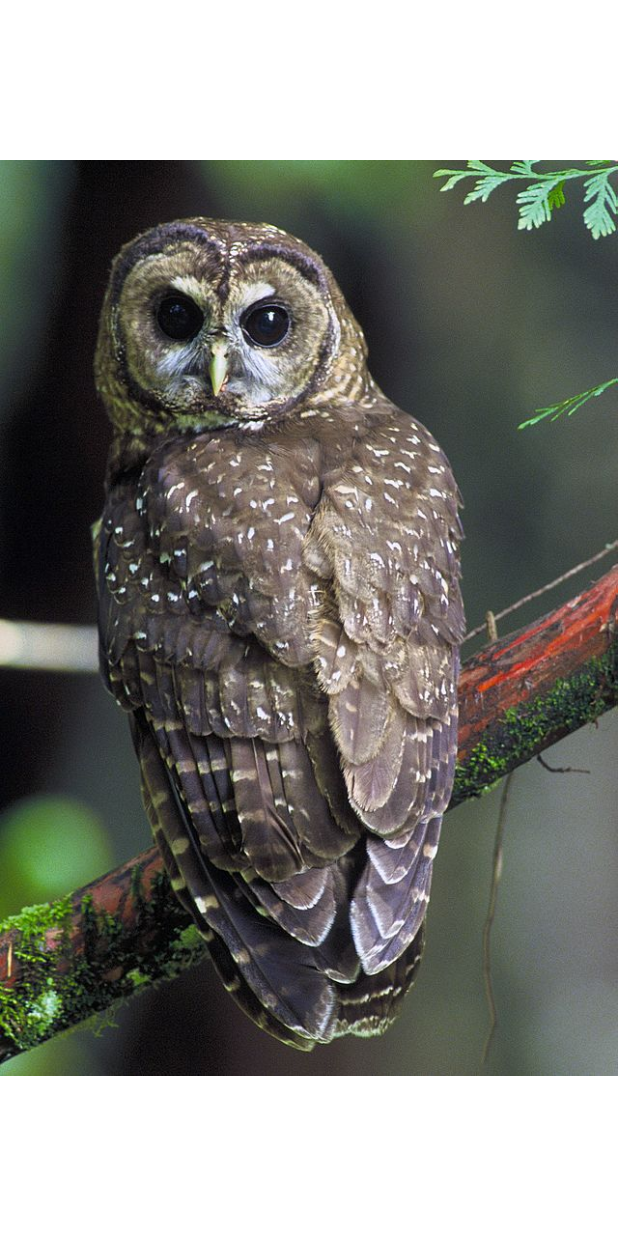
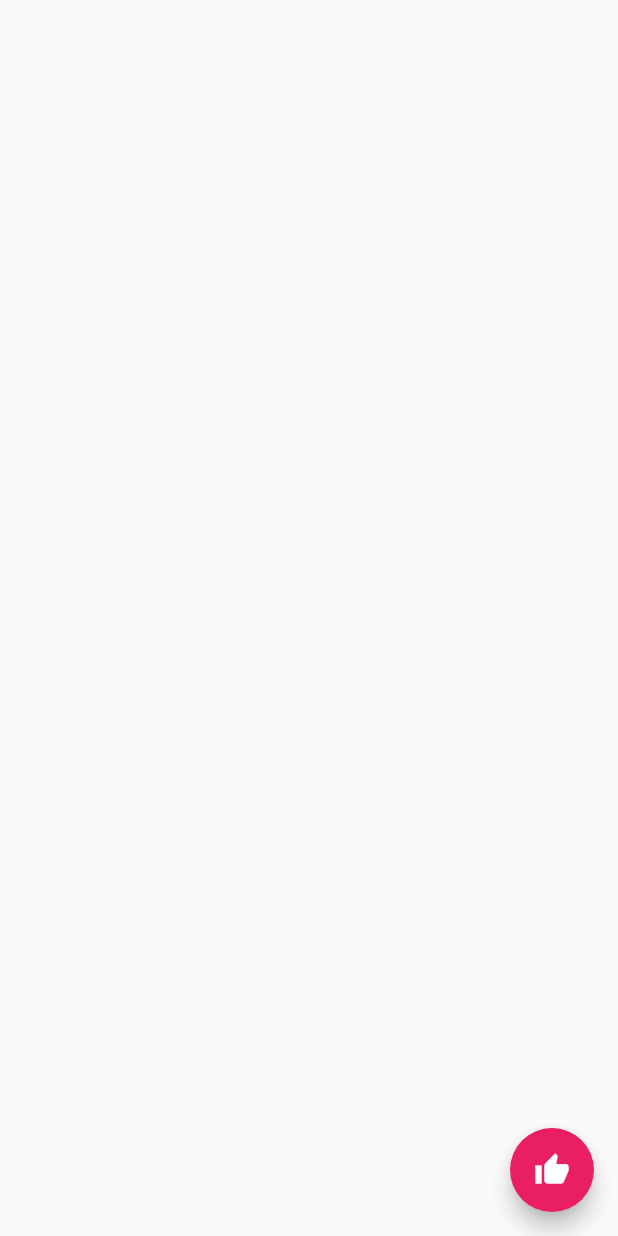
Before and after one commit to Acceleratorll/js02, a Flutter app: the screen it shows after launch, on a phone screen of 412 x 824 dp. Run offline on Flutter 3.47's test engine with Material 2 defaults, Android fonts, the phone set to English and light mode, and no system bars.

Commit message:
2 iOs Cupertino & 3 Button

```diff
--- a/lib/main.dart
+++ b/lib/main.dart
@@ -1,4 +1,5 @@
 import 'package:flutter/material.dart';
+import 'package:flutter/cupertino.dart';
 
 void main() {
   runApp(const MyApp());
@@ -11,7 +12,15 @@ class MyApp extends StatelessWidget {
   @override
   Widget build(BuildContext context) {
     return MaterialApp(
-      home: Image.asset('assets/Owl.jpg')
+      home: Scaffold(
+        floatingActionButton: FloatingActionButton(
+          onPressed: () {
+            // Add your onPressed code here!
+          },
+          child: const Icon(Icons.thumb_up),
+          backgroundColor: Colors.pink,
+        ),
+      ),
     );
   }
 }
```
